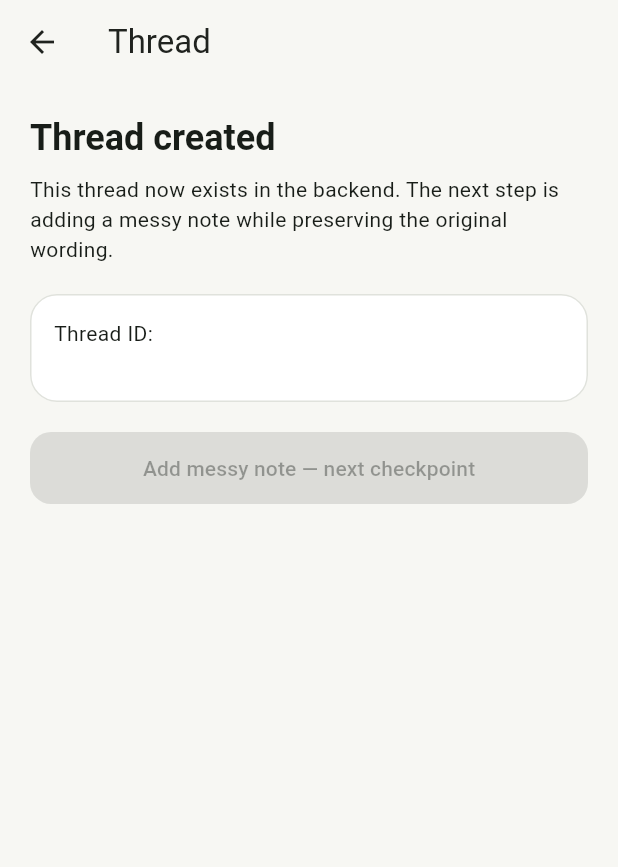
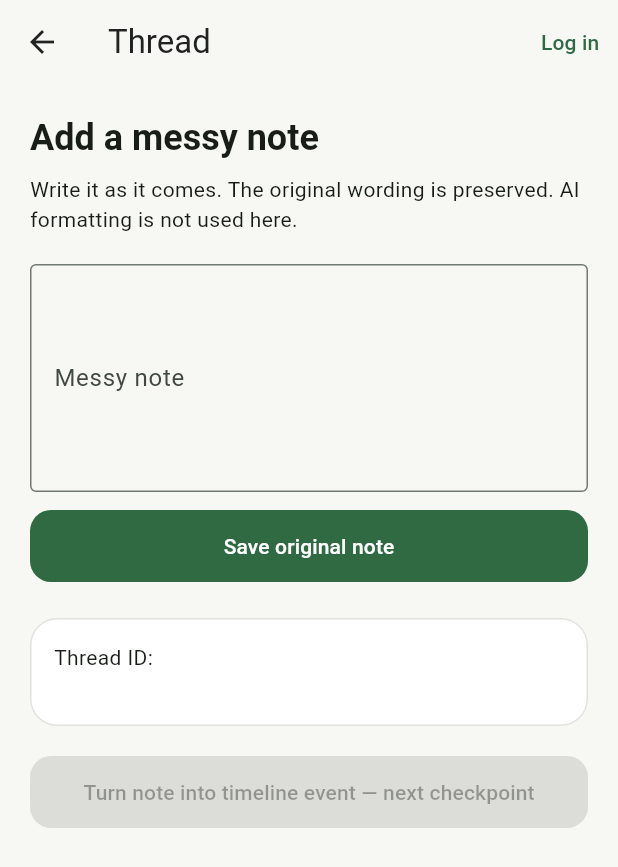
Before and after one commit to agramainio/tacite, a Flutter app: the ThreadDetailScreen screen opened directly with empty values, on a phone screen of 412 x 824 dp. Shown: the top 867 px of the screen. Run offline on Flutter 3.47's test engine with Material 3 defaults, Android fonts, the phone set to English and light mode, and no system bars; our stand-ins replace dio, flutter_secure_storage, go_router; accounts and stored records are empty.

Commit message:
Create Flutter raw note capture

```diff
--- a/mobile/interim_app/lib/features/thread/data/thread_models.dart
+++ b/mobile/interim_app/lib/features/thread/data/thread_models.dart
@@ -32,3 +32,41 @@ class PreparationThread {
   final String? endedOn;
   final String createdAt;
 }
+
+class RawNote {
+  const RawNote({
+    required this.id,
+    required this.threadId,
+    required this.originalText,
+    required this.inputMode,
+    required this.isDeleted,
+    required this.createdAt,
+    required this.updatedAt,
+    this.userLocalDate,
+    this.rawEmojis,
+  });
+
+  factory RawNote.fromJson(Map<String, dynamic> json) {
+    return RawNote(
+      id: json['id'] as String,
+      threadId: json['thread_id'] as String,
+      originalText: json['original_text'] as String,
+      inputMode: json['input_mode'] as String,
+      userLocalDate: json['user_local_date'] as String?,
+      rawEmojis: json['raw_emojis'],
+      isDeleted: json['is_deleted'] as bool,
+      createdAt: json['created_at'] as String,
+      updatedAt: json['updated_at'] as String,
+    );
+  }
+
+  final String id;
+  final String threadId;
+  final String originalText;
+  final String inputMode;
+  final String? userLocalDate;
+  final Object? rawEmojis;
+  final bool isDeleted;
+  final String createdAt;
+  final String updatedAt;
+}
--- a/mobile/interim_app/lib/features/thread/thread_detail_screen.dart
+++ b/mobile/interim_app/lib/features/thread/thread_detail_screen.dart
@@ -1,39 +1,159 @@
+import 'package:dio/dio.dart';
 import 'package:flutter/material.dart';
+import 'package:go_router/go_router.dart';
 
-class ThreadDetailScreen extends StatelessWidget {
+import 'data/thread_models.dart';
+import 'data/thread_repository.dart';
+
+class ThreadDetailScreen extends StatefulWidget {
   const ThreadDetailScreen({required this.threadId, super.key});
 
   final String threadId;
 
   @override
+  State<ThreadDetailScreen> createState() => _ThreadDetailScreenState();
+}
+
+class _ThreadDetailScreenState extends State<ThreadDetailScreen> {
+  final _repository = ThreadRepository.defaultRepository();
+  final _noteController = TextEditingController();
+
+  bool _isSaving = false;
+  String? _message;
+  RawNote? _savedNote;
+
+  @override
+  void dispose() {
+    _noteController.dispose();
+    super.dispose();
+  }
+
+  Future<void> _saveRawNote() async {
+    final text = _noteController.text.trim();
+
+    if (text.isEmpty) {
+      setState(() {
+        _message = 'Write a note first.';
+      });
+      return;
+    }
+
+    setState(() {
+      _isSaving = true;
+      _message = null;
+    });
+
+    try {
+      final note = await _repository.createRawNote(
+        threadId: widget.threadId,
+        originalText: text,
+      );
+
+      setState(() {
+        _savedNote = note;
+        _noteController.clear();
+        _message = 'Saved original note.';
+      });
+    } on DioException catch (error) {
+      setState(() {
+        if (error.response?.statusCode == 401) {
+          _message = 'Log in first, then save the note.';
+        } else if (error.response?.statusCode == 404) {
+          _message = 'Thread not found.';
+        } else {
+          _message = 'Could not save the note: ${error.message}';
+        }
+      });
+    } finally {
+      if (mounted) {
+        setState(() {
+          _isSaving = false;
+        });
+      }
+    }
+  }
+
+  @override
   Widget build(BuildContext context) {
+    final textTheme = Theme.of(context).textTheme;
+
     return Scaffold(
-      appBar: AppBar(title: const Text('Thread')),
+      appBar: AppBar(
+        title: const Text('Thread'),
+        actions: [
+          TextButton(
+            onPressed: () => context.go('/login'),
+            child: const Text('Log in'),
+          ),
+        ],
+      ),
       body: SafeArea(
         child: ListView(
           padding: const EdgeInsets.all(20),
           children: [
             Text(
-              'Thread created',
-              style: Theme.of(
-                context,
-              ).textTheme.headlineSmall?.copyWith(fontWeight: FontWeight.w700),
+              'Add a messy note',
+              style: textTheme.headlineSmall?.copyWith(
+                fontWeight: FontWeight.w700,
+              ),
             ),
             const SizedBox(height: 8),
             const Text(
-              'This thread now exists in the backend. The next step is adding a messy note while preserving the original wording.',
+              'Write it as it comes. The original wording is preserved. AI formatting is not used here.',
             ),
             const SizedBox(height: 20),
+            TextField(
+              controller: _noteController,
+              minLines: 5,
+              maxLines: 10,
+              textInputAction: TextInputAction.newline,
+              decoration: const InputDecoration(
+                labelText: 'Messy note',
+                hintText: 'Use fake test data while developing.',
+                border: OutlineInputBorder(),
+              ),
+            ),
+            const SizedBox(height: 12),
+            FilledButton(
+              onPressed: _isSaving ? null : _saveRawNote,
+              child: Text(_isSaving ? 'Saving…' : 'Save original note'),
+            ),
+            if (_message != null) ...[
+              const SizedBox(height: 16),
+              Text(_message!),
+            ],
+            const SizedBox(height: 24),
             Card(
               child: Padding(
                 padding: const EdgeInsets.all(16),
-                child: SelectableText('Thread ID:\n$threadId'),
+                child: SelectableText('Thread ID:\n${widget.threadId}'),
               ),
             ),
+            if (_savedNote != null) ...[
+              const SizedBox(height: 16),
+              Card(
+                child: Padding(
+                  padding: const EdgeInsets.all(16),
+                  child: Column(
+                    crossAxisAlignment: CrossAxisAlignment.start,
+                    children: [
+                      Text('Saved original note', style: textTheme.titleMedium),
+                      const SizedBox(height: 8),
+                      SelectableText(_savedNote!.originalText),
+                      const SizedBox(height: 12),
+                      Text(
+                        'Saved date: ${_savedNote!.userLocalDate ?? 'unknown'}',
+                        style: textTheme.bodySmall,
+                      ),
+                    ],
+                  ),
+                ),
+              ),
+            ],
             const SizedBox(height: 20),
             FilledButton(
               onPressed: null,
-              child: Text('Add messy note — next checkpoint'),
+              child: Text('Turn note into timeline event — next checkpoint'),
             ),
           ],
         ),
```
Also changed, not shown: mobile/interim_app/lib/features/thread/data/thread_repository.dart (+19 -0 lines), 1 other file.
